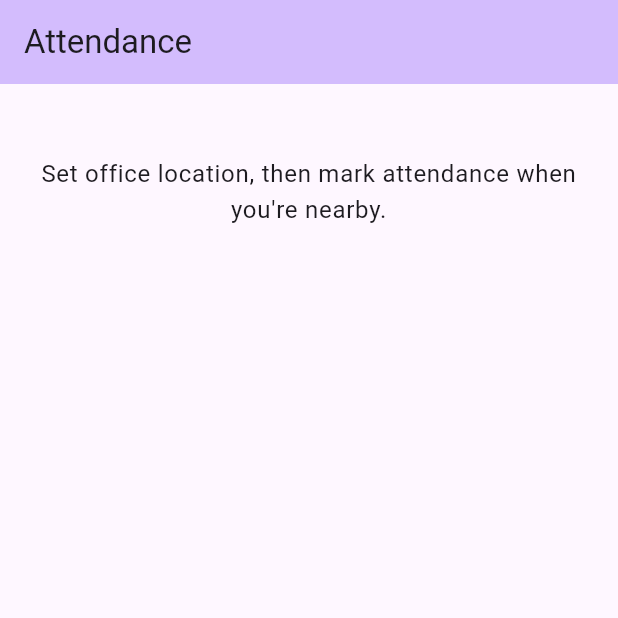
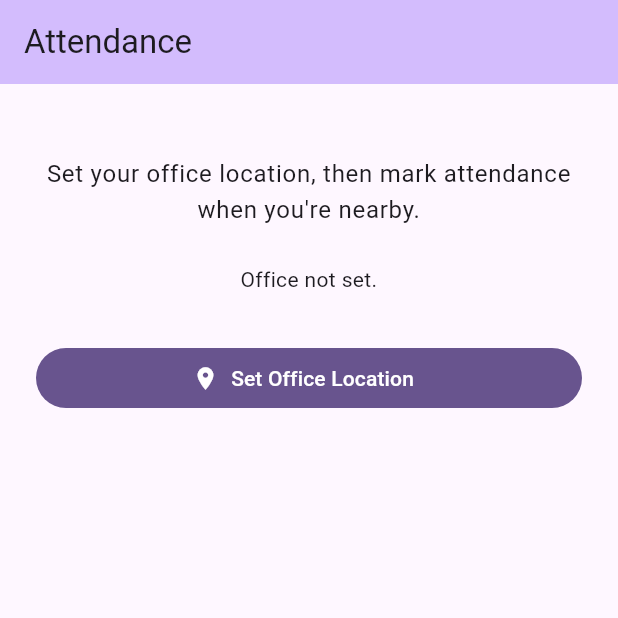
Before and after one commit to SaeefMinhaz/geo_attend, a Flutter app: the screen it shows after launch, on a phone screen of 412 x 824 dp, the top half of it. Run offline on Flutter 3.47's test engine with Material 3 defaults, Android fonts, the phone set to English and light mode, and no system bars; our stand-ins replace equatable, flutter_bloc, geolocator, shared_preferences.

Commit message:
added location service with required bloc implementation

```diff
--- /dev/null
+++ b/lib/features/attendance/presentation/bloc/attendance_bloc.dart
@@ -0,0 +1,56 @@
+import 'package:flutter_bloc/flutter_bloc.dart';
+
+import '../../data/services/location_service.dart';
+import '../../domain/repositories/office_location_repository.dart';
+import 'attendance_event.dart';
+import 'attendance_state.dart';
+
+class AttendanceBloc extends Bloc<AttendanceEvent, AttendanceState> {
+  AttendanceBloc({
+    required OfficeLocationRepository officeRepository,
+    required LocationService locationService,
+  })  : _officeRepository = officeRepository,
+        _locationService = locationService,
+        super(const AttendanceState()) {
+    on<LoadSavedOffice>(_onLoadSavedOffice);
+    on<SetOfficeLocationRequested>(_onSetOfficeLocationRequested);
+  }
+
+  final OfficeLocationRepository _officeRepository;
+  final LocationService _locationService;
+
+  Future<void> _onLoadSavedOffice(
+    LoadSavedOffice event,
+    Emitter<AttendanceState> emit,
+  ) async {
+    emit(state.copyWith(errorMessage: null));
+    final office = await _officeRepository.getOfficeLocation();
+    emit(state.copyWith(savedOffice: office));
+  }
+
+  Future<void> _onSetOfficeLocationRequested(
+    SetOfficeLocationRequested event,
+    Emitter<AttendanceState> emit,
+  ) async {
+    emit(state.copyWith(isLoading: true, errorMessage: null));
+    try {
+      final position = await _locationService.getCurrentPosition();
+      await _officeRepository.setOfficeLocation(position);
+      emit(state.copyWith(
+        savedOffice: position,
+        isLoading: false,
+        errorMessage: null,
+      ));
+    } on LocationServiceException catch (e) {
+      emit(state.copyWith(
+        isLoading: false,
+        errorMessage: e.message,
+      ));
+    } catch (_) {
+      emit(state.copyWith(
+        isLoading: false,
+        errorMessage: 'Something went wrong. Please try again.',
+      ));
+    }
+  }
+}
--- /dev/null
+++ b/lib/features/attendance/presentation/bloc/attendance_event.dart
@@ -0,0 +1,18 @@
+import 'package:equatable/equatable.dart';
+
+sealed class AttendanceEvent extends Equatable {
+  const AttendanceEvent();
+
+  @override
+  List<Object?> get props => [];
+}
+
+/// Load saved office from storage on startup.
+final class LoadSavedOffice extends AttendanceEvent {
+  const LoadSavedOffice();
+}
+
+/// User tapped "Set Office Location" — fetch GPS and save.
+final class SetOfficeLocationRequested extends AttendanceEvent {
+  const SetOfficeLocationRequested();
+}
--- /dev/null
+++ b/lib/features/attendance/presentation/bloc/attendance_state.dart
@@ -0,0 +1,30 @@
+import 'package:equatable/equatable.dart';
+
+import '../../domain/entities/office_location.dart';
+
+class AttendanceState extends Equatable {
+  const AttendanceState({
+    this.savedOffice,
+    this.isLoading = false,
+    this.errorMessage,
+  });
+
+  final OfficeLocation? savedOffice;
+  final bool isLoading;
+  final String? errorMessage;
+
+  AttendanceState copyWith({
+    OfficeLocation? savedOffice,
+    bool? isLoading,
+    String? errorMessage,
+  }) {
+    return AttendanceState(
+      savedOffice: savedOffice ?? this.savedOffice,
+      isLoading: isLoading ?? this.isLoading,
+      errorMessage: errorMessage,
+    );
+  }
+
+  @override
+  List<Object?> get props => [savedOffice, isLoading, errorMessage];
+}
--- a/lib/features/attendance/presentation/screens/attendance_screen.dart
+++ b/lib/features/attendance/presentation/screens/attendance_screen.dart
@@ -1,4 +1,9 @@
 import 'package:flutter/material.dart';
+import 'package:flutter_bloc/flutter_bloc.dart';
+
+import '../bloc/attendance_bloc.dart';
+import '../bloc/attendance_event.dart';
+import '../bloc/attendance_state.dart';
 
 /// Main screen for setting office location and marking attendance.
 class AttendanceScreen extends StatelessWidget {
@@ -11,23 +16,68 @@ class AttendanceScreen extends StatelessWidget {
         title: const Text('Attendance'),
         backgroundColor: Theme.of(context).colorScheme.inversePrimary,
       ),
-      body: Padding(
+      body: BlocConsumer<AttendanceBloc, AttendanceState>(
+        listener: (context, state) {
+          if (state.errorMessage != null) {
+            ScaffoldMessenger.of(context).showSnackBar(
+              SnackBar(
+                content: Text(state.errorMessage!),
+                backgroundColor: Theme.of(context).colorScheme.error,
+              ),
+            );
+          }
+        },
+        buildWhen: (prev, curr) =>
+            prev.savedOffice != curr.savedOffice ||
+            prev.isLoading != curr.isLoading,
+        builder: (context, state) {
+          return Padding(
             padding: const EdgeInsets.all(24.0),
             child: Column(
               crossAxisAlignment: CrossAxisAlignment.stretch,
               children: [
                 const SizedBox(height: 24),
                 Text(
-              'Set office location, then mark attendance when you\'re nearby.',
+                  'Set your office location, then mark attendance when you\'re nearby.',
                   style: Theme.of(context).textTheme.bodyLarge,
                   textAlign: TextAlign.center,
                 ),
+                const SizedBox(height: 24),
+                if (state.savedOffice != null)
+                  Text(
+                    'Office set at ${state.savedOffice!.latitude.toStringAsFixed(5)}, ${state.savedOffice!.longitude.toStringAsFixed(5)}',
+                    style: Theme.of(context).textTheme.bodyMedium,
+                    textAlign: TextAlign.center,
+                  )
+                else
+                  Text(
+                    'Office not set.',
+                    style: Theme.of(context).textTheme.bodyMedium,
+                    textAlign: TextAlign.center,
+                  ),
                 const SizedBox(height: 32),
-            // Placeholder for "Set Office Location" button
+                FilledButton.icon(
+                  onPressed: state.isLoading
+                      ? null
+                      : () => context.read<AttendanceBloc>().add(
+                            const SetOfficeLocationRequested(),
+                          ),
+                  icon: state.isLoading
+                      ? const SizedBox(
+                          width: 20,
+                          height: 20,
+                          child: CircularProgressIndicator(strokeWidth: 2),
+                        )
+                      : const Icon(Icons.location_on),
+                  label: Text(
+                    state.isLoading ? 'Getting location…' : 'Set Office Location',
+                  ),
+                ),
                 const SizedBox(height: 16),
-            // Placeholder for "Mark Attendance" button
               ],
             ),
+          );
+        },
       ),
     );
   }
--- a/lib/main.dart
+++ b/lib/main.dart
@@ -1,9 +1,13 @@
 import 'package:flutter/material.dart';
+import 'package:flutter_bloc/flutter_bloc.dart';
 import 'package:shared_preferences/shared_preferences.dart';
 
 import 'features/attendance/data/datasources/local_office_location_datasource.dart';
 import 'features/attendance/data/repositories/office_location_repository_impl.dart';
+import 'features/attendance/data/services/location_service.dart';
 import 'features/attendance/domain/repositories/office_location_repository.dart';
+import 'features/attendance/presentation/bloc/attendance_bloc.dart';
+import 'features/attendance/presentation/bloc/attendance_event.dart';
 import 'features/attendance/presentation/screens/attendance_screen.dart';
 
 void main() async {
@@ -11,13 +15,22 @@ void main() async {
   final prefs = await SharedPreferences.getInstance();
   final dataSource = LocalOfficeLocationDataSource(prefs);
   final officeRepo = OfficeLocationRepositoryImpl(dataSource);
-  runApp(GeoAttendApp(officeRepository: officeRepo));
+  final locationService = LocationService();
+  runApp(GeoAttendApp(
+    officeRepository: officeRepo,
+    locationService: locationService,
+  ));
 }
 
 class GeoAttendApp extends StatelessWidget {
-  const GeoAttendApp({super.key, required this.officeRepository});
+  const GeoAttendApp({
+    super.key,
+    required this.officeRepository,
+    required this.locationService,
+  });
 
   final OfficeLocationRepository officeRepository;
+  final LocationService locationService;
 
   @override
   Widget build(BuildContext context) {
@@ -26,7 +39,13 @@ class GeoAttendApp extends StatelessWidget {
       theme: ThemeData(
         colorScheme: ColorScheme.fromSeed(seedColor: Colors.deepPurple),
       ),
-      home: const AttendanceScreen(),
+      home: BlocProvider(
+        create: (_) => AttendanceBloc(
+          officeRepository: officeRepository,
+          locationService: locationService,
+        )..add(const LoadSavedOffice()),
+        child: const AttendanceScreen(),
+      ),
     );
   }
 }
```
Also changed, not shown: lib/features/attendance/data/services/location_service.dart (added, +63 -0 lines), 2 other files. Lines whose indentation alone changed are shown as unchanged.
